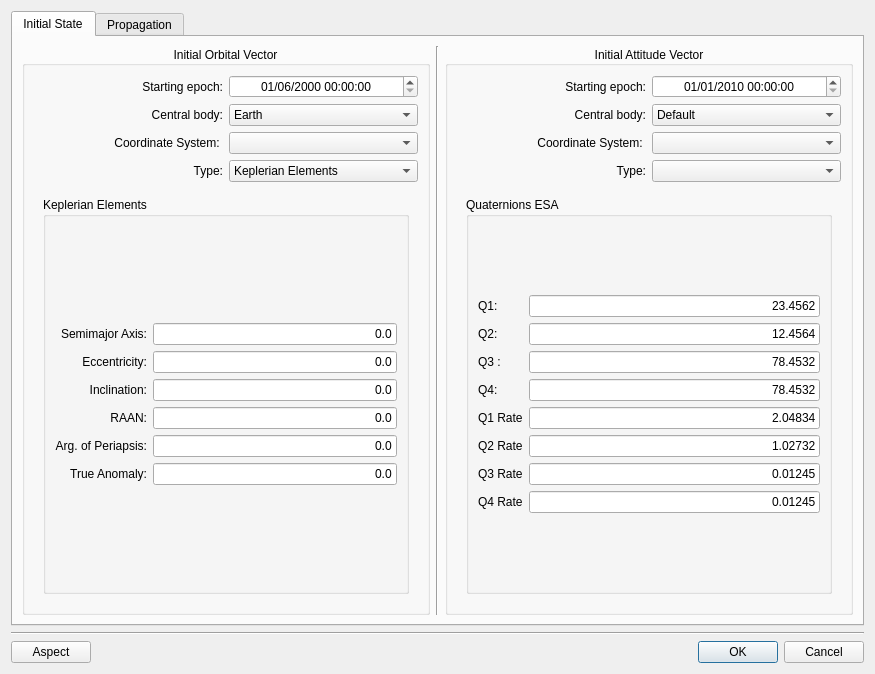
First picture: the form in sta-src/Loitering/loitering.ui, repository Dwarf-Planet-Project/SpaceDesignTool, before the edit.
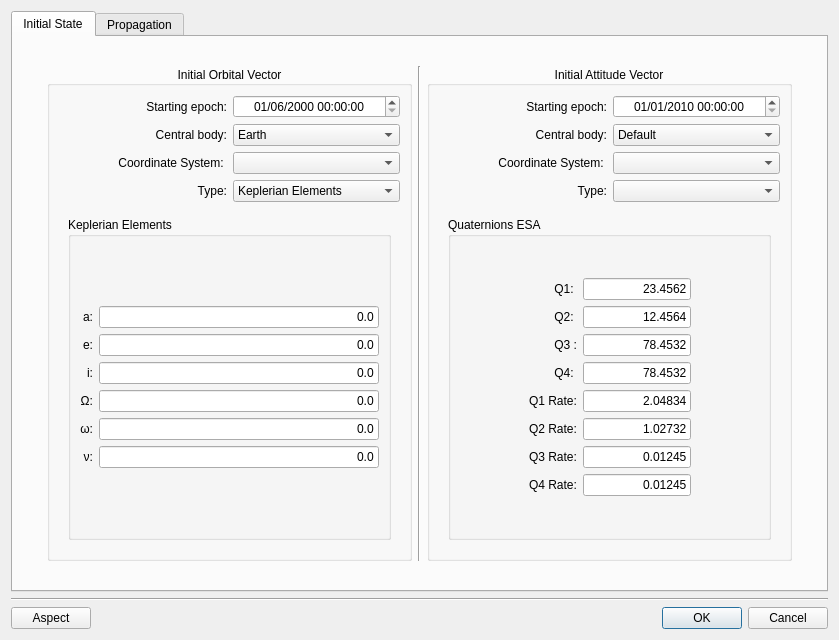
Second picture: the form after the edit. The open tabs and pages were chosen to show the change. Icons and pictures are not drawn.

Commit message: Completing the GUI of the LOITERING module with all units combos

What changed in the file:
```diff
--- a/sta-src/Loitering/loitering.ui
+++ b/sta-src/Loitering/loitering.ui
@@ -6,8 +6,8 @@
    <rect>
     <x>0</x>
     <y>0</y>
-    <width>875</width>
-    <height>674</height>
+    <width>839</width>
+    <height>640</height>
    </rect>
   </property>
   <property name="windowTitle">
@@ -75,6 +75,18 @@
             <layout class="QHBoxLayout" name="horizontalLayout">
              <item>
               <widget class="QGroupBox" name="initialOrbitalVectorGroupBox">
+               <property name="minimumSize">
+                <size>
+                 <width>365</width>
+                 <height>495</height>
+                </size>
+               </property>
+               <property name="maximumSize">
+                <size>
+                 <width>365</width>
+                 <height>495</height>
+                </size>
+               </property>
                <property name="title">
                 <string>Initial Orbital Vector</string>
                </property>
@@ -363,7 +375,7 @@
                            <item row="0" column="0">
                             <widget class="QLabel" name="a_3">
                              <property name="text">
-                              <string>Semimajor Axis:</string>
+                              <string>a:</string>
                              </property>
                              <property name="alignment">
                               <set>Qt::AlignRight|Qt::AlignTrailing|Qt::AlignVCenter</set>
@@ -389,7 +401,7 @@
                            <item row="1" column="0">
                             <widget class="QLabel" name="e_3">
                              <property name="text">
-                              <string>Eccentricity:</string>
+                              <string>e:</string>
                              </property>
                              <property name="alignment">
                               <set>Qt::AlignRight|Qt::AlignTrailing|Qt::AlignVCenter</set>
@@ -413,7 +425,7 @@
                            <item row="2" column="0">
                             <widget class="QLabel" name="i_3">
                              <property name="text">
-                              <string>Inclination:</string>
+                              <string>i:</string>
                              </property>
                              <property name="alignment">
                               <set>Qt::AlignRight|Qt::AlignTrailing|Qt::AlignVCenter</set>
@@ -435,16 +447,6 @@
                              </property>
                             </widget>
                            </item>
-                           <item row="3" column="0">
-                            <widget class="QLabel" name="raan_3">
-                             <property name="text">
-                              <string>RAAN:</string>
-                             </property>
-                             <property name="alignment">
-                              <set>Qt::AlignRight|Qt::AlignTrailing|Qt::AlignVCenter</set>
-                             </property>
-                            </widget>
-                           </item>
                            <item row="3" column="1">
                             <widget class="QLineEdit" name="raanEdit">
                              <property name="toolTip">
@@ -460,16 +462,6 @@
                              </property>
                             </widget>
                            </item>
-                           <item row="4" column="0">
-                            <widget class="QLabel" name="omega_3">
-                             <property name="text">
-                              <string>Arg. of Periapsis:</string>
-                             </property>
-                             <property name="alignment">
-                              <set>Qt::AlignRight|Qt::AlignTrailing|Qt::AlignVCenter</set>
-                             </property>
-                            </widget>
-                           </item>
                            <item row="4" column="1">
                             <widget class="QLineEdit" name="argOfPeriapsisEdit">
                              <property name="toolTip">
@@ -489,16 +481,6 @@
                              </property>
                             </widget>
                            </item>
-                           <item row="5" column="0">
-                            <widget class="QLabel" name="nu_3">
-                             <property name="text">
-                              <string>True Anomaly:</string>
-                             </property>
-                             <property name="alignment">
-                              <set>Qt::AlignRight|Qt::AlignTrailing|Qt::AlignVCenter</set>
-                             </property>
-                            </widget>
-                           </item>
                            <item row="5" column="1">
                             <widget class="QLineEdit" name="trueAnomalyEdit">
                              <property name="toolTip">
@@ -513,6 +495,45 @@
                              </property>
                             </widget>
                            </item>
+                           <item row="4" column="0">
+                            <widget class="QLabel" name="gamma_7">
+                             <property name="text">
+                              <string>&amp;omega;:</string>
+                             </property>
+                             <property name="textFormat">
+                              <enum>Qt::RichText</enum>
+                             </property>
+                             <property name="alignment">
+                              <set>Qt::AlignRight|Qt::AlignTrailing|Qt::AlignVCenter</set>
+                             </property>
+                            </widget>
+                           </item>
+                           <item row="5" column="0">
+                            <widget class="QLabel" name="gamma_8">
+                             <property name="text">
+                              <string>&amp;nu;:</string>
+                             </property>
+                             <property name="textFormat">
+                              <enum>Qt::RichText</enum>
+                             </property>
+                             <property name="alignment">
+                              <set>Qt::AlignRight|Qt::AlignTrailing|Qt::AlignVCenter</set>
+                             </property>
+                            </widget>
+                           </item>
+                           <item row="3" column="0">
+                            <widget class="QLabel" name="gamma_9">
+                             <property name="text">
+                              <string>&amp;Omega;:</string>
+                             </property>
+                             <property name="textFormat">
+                              <enum>Qt::RichText</enum>
+                             </property>
+                             <property name="alignment">
+                              <set>Qt::AlignRight|Qt::AlignTrailing|Qt::AlignVCenter</set>
+                             </property>
+                            </widget>
+                           </item>
                           </layout>
                          </item>
                         </layout>
@@ -839,6 +860,18 @@
                <property name="enabled">
                 <bool>true</bool>
                </property>
+               <property name="minimumSize">
+                <size>
+                 <width>365</width>
+                 <height>495</height>
+                </size>
+               </property>
+               <property name="maximumSize">
+                <size>
+                 <width>365</width>
+                 <height>495</height>
+                </size>
+               </property>
                <property name="toolTip">
                 <string/>
                </property>
@@ -1485,8 +1518,8 @@
                          <bool>true</bool>
                         </property>
                         <layout class="QGridLayout" name="gridLayout_29">
-                         <item row="0" column="0">
-                          <layout class="QGridLayout" name="gridLayout_28">
+                         <item row="0" column="1">
+                          <layout class="QGridLayout" name="gridLayoutQuaternionsESA">
                            <item row="0" column="0">
                             <widget class="QLabel" name="q1_4">
                              <property name="text">
@@ -1495,6 +1528,9 @@
                              <property name="textFormat">
                               <enum>Qt::RichText</enum>
                              </property>
+                             <property name="alignment">
+                              <set>Qt::AlignRight|Qt::AlignTrailing|Qt::AlignVCenter</set>
+                             </property>
                             </widget>
                            </item>
                            <item row="0" column="1">
@@ -1515,6 +1551,9 @@
                              <property name="textFormat">
                               <enum>Qt::RichText</enum>
                              </property>
+                             <property name="alignment">
+                              <set>Qt::AlignRight|Qt::AlignTrailing|Qt::AlignVCenter</set>
+                             </property>
                             </widget>
                            </item>
                            <item row="1" column="1">
@@ -1535,6 +1574,9 @@
                              <property name="textFormat">
                               <enum>Qt::RichText</enum>
                              </property>
+                             <property name="alignment">
+                              <set>Qt::AlignRight|Qt::AlignTrailing|Qt::AlignVCenter</set>
+                             </property>
                             </widget>
                            </item>
                            <item row="2" column="1">
@@ -1552,6 +1594,9 @@
                              <property name="text">
                               <string>Q4: </string>
                              </property>
+                             <property name="alignment">
+                              <set>Qt::AlignRight|Qt::AlignTrailing|Qt::AlignVCenter</set>
+                             </property>
                             </widget>
                            </item>
                            <item row="3" column="1">
@@ -1567,7 +1612,7 @@
                            <item row="4" column="0">
                             <widget class="QLabel" name="q1Dot">
                              <property name="text">
-                              <string>Q1 Rate</string>
+                              <string>Q1 Rate:</string>
                              </property>
                             </widget>
                            </item>
@@ -1584,7 +1629,7 @@
                            <item row="5" column="0">
                             <widget class="QLabel" name="q2Dot_4">
                              <property name="text">
-                              <string>Q2 Rate</string>
+                              <string>Q2 Rate:</string>
                              </property>
                             </widget>
                            </item>
@@ -1601,7 +1646,7 @@
                            <item row="6" column="0">
                             <widget class="QLabel" name="q3Dot_4">
                              <property name="text">
-                              <string>Q3 Rate</string>
+                              <string>Q3 Rate:</string>
                              </property>
                             </widget>
                            </item>
@@ -1618,7 +1663,7 @@
                            <item row="7" column="0">
                             <widget class="QLabel" name="q4Dot_4">
                              <property name="text">
-                              <string>Q4 Rate</string>
+                              <string>Q4 Rate:</string>
                              </property>
                             </widget>
                            </item>
@@ -1634,6 +1679,32 @@
                            </item>
                           </layout>
                          </item>
+                         <item row="0" column="2">
+                          <spacer name="horizontalSpacer_2">
+                           <property name="orientation">
+                            <enum>Qt::Horizontal</enum>
+                           </property>
+                           <property name="sizeHint" stdset="0">
+                            <size>
+                             <width>40</width>
+                             <height>20</height>
+                            </size>
+                           </property>
+                          </spacer>
+                         </item>
+                         <item row="0" column="0">
+                          <spacer name="horizontalSpacer_5">
+                           <property name="orientation">
+                            <enum>Qt::Horizontal</enum>
+                           </property>
+                           <property name="sizeHint" stdset="0">
+                            <size>
+                             <width>40</width>
+                             <height>20</height>
+                            </size>
+                           </property>
+                          </spacer>
+                         </item>
                         </layout>
                        </widget>
                       </item>
```
Left out of the diff: 183 changed lines with no effect on the pictures. The commit also changes 7 other files.
